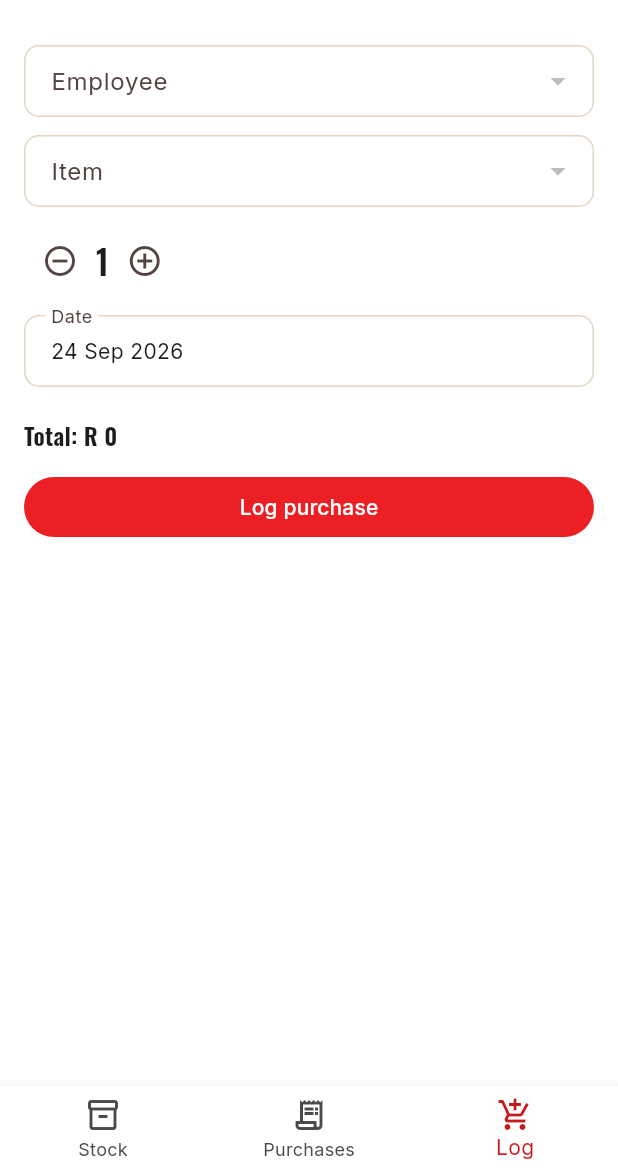
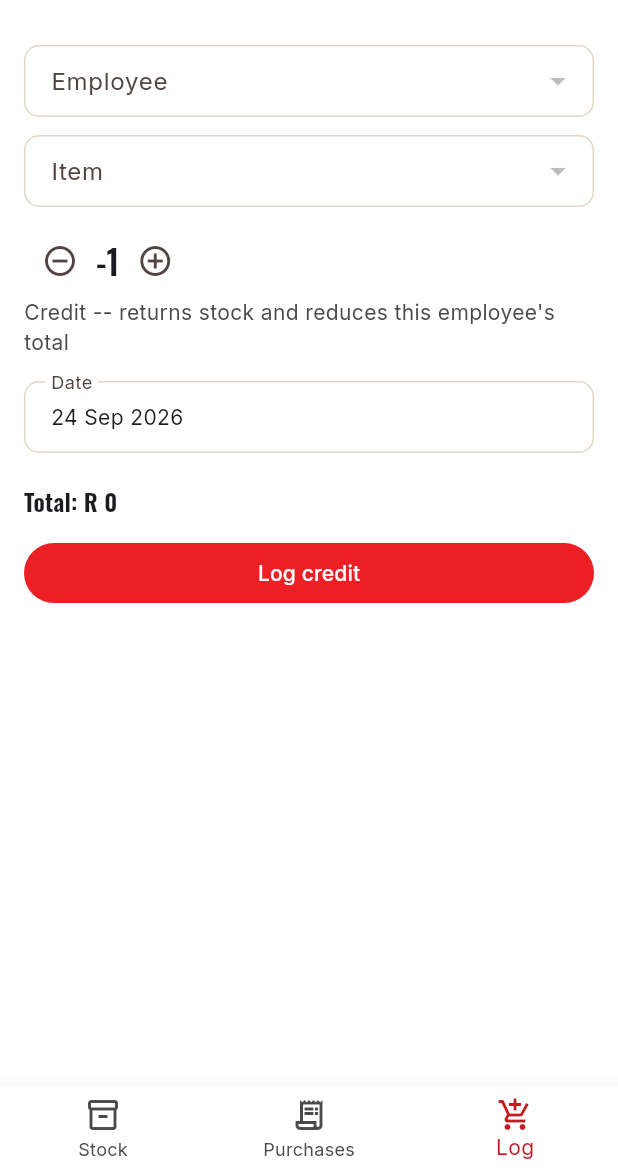
Before and after one commit to DFourie87/Nanini, a Flutter app: the TuckshopHomeScreen screen opened directly, item 3 of the bottom bar chosen, after a tap on the "remove circle outline" icon, on a phone screen of 412 x 824 dp, the part 63-1236 px from its top. Run offline on Flutter 3.47's test engine with Material 3 defaults, Android fonts, the phone set to English and light mode, and no system bars; our stand-ins replace csv, file_picker, fl_chart, flutter_map, google_fonts, latlong2 and 5 more; missing offline and left inert: excel; accounts and stored records are empty; network calls fail.

Commit message:
Allow crediting a wrongly-sold tuck shop item via negative quantity
The quantity stepper in Log (item mode) can now go negative. A negative
quantity returns that stock (as a new batch at the item's current cost
price -- we can't know which batch it originally came from) and records
negative revenue/cogs, so it nets out correctly against the employee's
purchase total and in Reports/Purchases, which already just sum these
fields.

Co-Authored-By: Claude Sonnet 5 <noreply@anthropic.com>
Claude-Session: https://claude.ai/code/session_0154FLxM7bQ7qjn16GE6RHFv

```diff
--- a/nanini_app/lib/features/tuckshop/tuckshop_log_screen.dart
+++ b/nanini_app/lib/features/tuckshop/tuckshop_log_screen.dart
@@ -1,6 +1,7 @@
 import 'package:flutter/material.dart';
 import '../../core/formatters.dart';
 import '../../core/widgets/toast.dart';
+import '../../theme/nanini_theme.dart';
 import '../employees/employees_models.dart';
 import '../employees/employees_repository.dart';
 import 'tuckshop_models.dart';
@@ -70,11 +71,22 @@ class _TuckshopLogScreenState extends State<TuckshopLogScreen> {
         const SizedBox(height: 12),
         Row(
           children: [
-            IconButton(onPressed: () => setState(() => qty = qty > 1 ? qty - 1 : 1), icon: const Icon(Icons.remove_circle_outline)),
+            IconButton(
+              onPressed: () => setState(() => qty = qty == 1 ? -1 : qty - 1),
+              icon: const Icon(Icons.remove_circle_outline),
+            ),
             Text('$qty', style: Theme.of(context).textTheme.titleLarge),
-            IconButton(onPressed: () => setState(() => qty += 1), icon: const Icon(Icons.add_circle_outline)),
+            IconButton(
+              onPressed: () => setState(() => qty = qty == -1 ? 1 : qty + 1),
+              icon: const Icon(Icons.add_circle_outline),
+            ),
           ],
         ),
+        if (qty < 0)
+          const Padding(
+            padding: EdgeInsets.only(bottom: 4),
+            child: Text('Credit -- returns stock and reduces this employee\'s total', style: TextStyle(color: NaniniColors.muted)),
+          ),
         const SizedBox(height: 12),
         _DateField(date: date, onChanged: (d) => setState(() => date = d)),
         const SizedBox(height: 20),
@@ -86,16 +98,16 @@ class _TuckshopLogScreenState extends State<TuckshopLogScreen> {
               showToast(context, 'Select employee and item', isError: true);
               return;
             }
-            if (qty > selectedItem.totalStock) {
+            if (qty > 0 && qty > selectedItem.totalStock) {
               showToast(context, 'Only ${selectedItem.totalStock.toStringAsFixed(0)} in stock', isError: true);
             }
             final emp = employees.firstWhere((e) => e.id == employeeId);
             await widget.repo.logItemPurchase(item: selectedItem, employee: emp, qty: qty.toDouble(), date: toDateStr(date));
             if (!context.mounted) return;
-            showToast(context, 'Purchase logged');
+            showToast(context, qty < 0 ? 'Credit logged' : 'Purchase logged');
             setState(() => qty = 1);
           },
-          child: const Text('Log purchase'),
+          child: Text(qty < 0 ? 'Log credit' : 'Log purchase'),
         ),
       ],
     );
```
Also changed, not shown: nanini_app/lib/features/tuckshop/tuckshop_repository.dart (+16 -1 lines).
